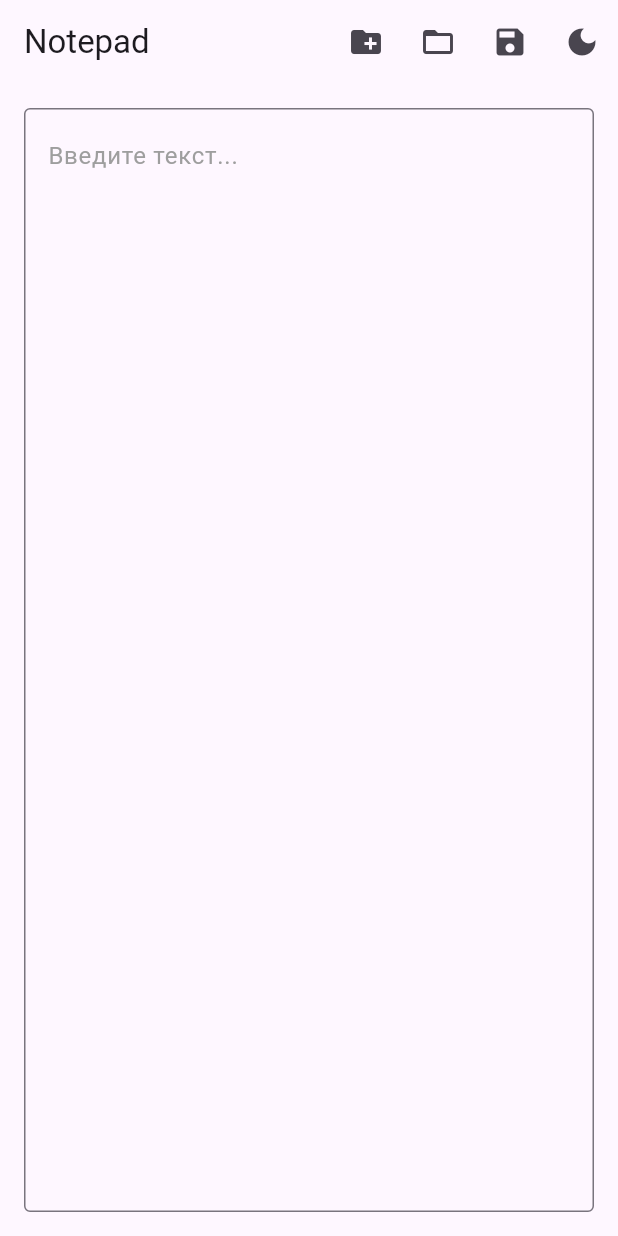
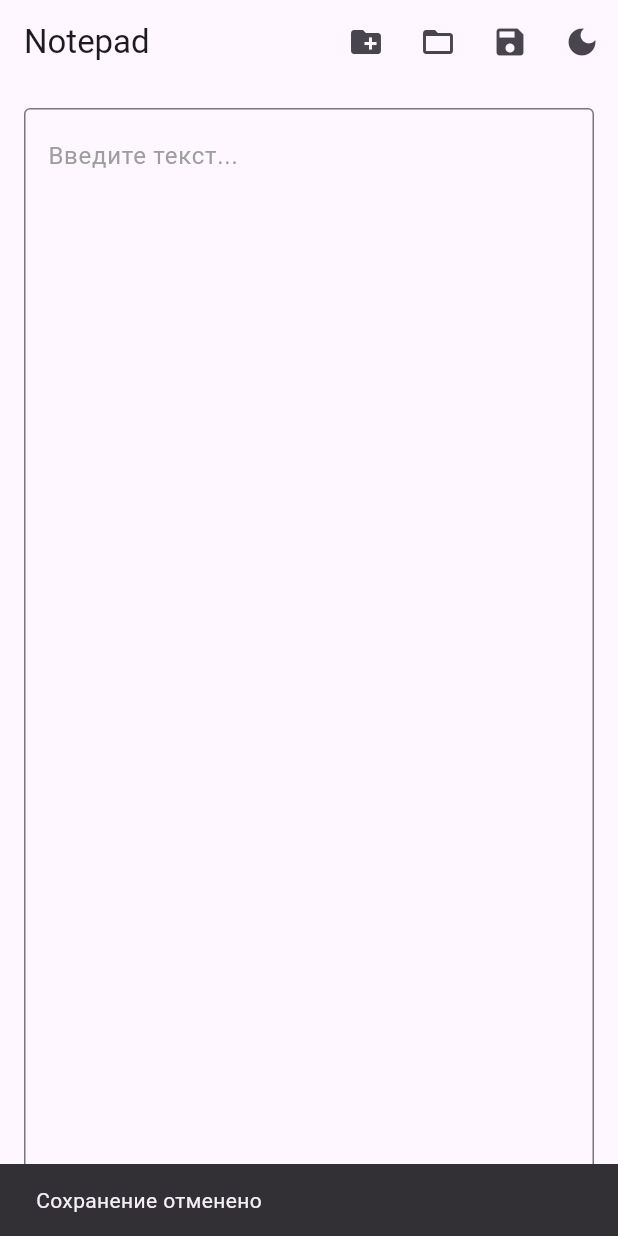
Before and after one commit to eckeriaue/notepad, a Flutter app: the screen it shows after launch, after a tap on the "save" icon, on a phone screen of 412 x 824 dp. Run offline on Flutter 3.47's test engine with Material 3 defaults, Android fonts, the phone set to English and light mode, and no system bars; our stand-ins replace file_picker, permission_handler, shared_preferences.

```diff
--- a/lib/main.dart
+++ b/lib/main.dart
@@ -3,6 +3,7 @@ import 'package:flutter/material.dart';
 import 'package:file_picker/file_picker.dart';
 import 'package:path_provider/path_provider.dart';
 import 'package:shared_preferences/shared_preferences.dart';
+import 'package:permission_handler/permission_handler.dart';
 
 void main() async {
   WidgetsFlutterBinding.ensureInitialized();
@@ -39,7 +40,7 @@ class _MyAppState extends State<MyApp> {
     setState(() {
       _themeMode = newMode;
     });
-    prefs.setBool('isDark', newMode == ThemeMode.dark);
+    await prefs.setBool('isDark', newMode == ThemeMode.dark);
   }
 
   @override
@@ -66,12 +67,98 @@ class _NotepadScreenState extends State<NotepadScreen> {
   String? _currentFilePath;
   String _appTitle = 'Notepad';
 
+  // Проверяем и запрашиваем разрешения для Android
+  Future<bool> _requestStoragePermission() async {
+    if (!Platform.isAndroid) return true; // На macOS и Windows разрешения не нужны
+
+    try {
+      // Для Android < 10 (API 29) запрашиваем Permission.storage
+      if (await Permission.storage.isDenied) {
+        var status = await Permission.storage.request();
+        if (!status.isGranted) {
+          ScaffoldMessenger.of(context).showSnackBar(
+            SnackBar(
+              content: const Text('Разрешение на доступ к хранилищу отклонено'),
+              action: SnackBarAction(
+                label: 'Открыть настройки',
+                onPressed: () => openAppSettings(),
+              ),
+            ),
+          );
+          return false;
+        }
+      }
+
+      // Для Android 11+ (API 30+), если нужен полный доступ
+      if (await Permission.manageExternalStorage.isDenied) {
+        var status = await Permission.manageExternalStorage.request();
+        if (!status.isGranted) {
+          ScaffoldMessenger.of(context).showSnackBar(
+            SnackBar(
+              content: const Text('Разрешение на управление хранилищем отклонено'),
+              action: SnackBarAction(
+                label: 'Открыть настройки',
+                onPressed: () => openAppSettings(),
+              ),
+            ),
+          );
+          return false;
+        }
+      }
+
+      // Для Android 13+ (API 33+), если работаем с медиафайлами
+      if (await Permission.storage.isDenied == false) {
+        var mediaStatus = await Permission.storage.request();
+        if (!mediaStatus.isGranted) {
+          ScaffoldMessenger.of(context).showSnackBar(
+            SnackBar(
+              content: const Text('Разрешение на доступ к медиа отклонено'),
+              action: SnackBarAction(
+                label: 'Открыть настройки',
+                onPressed: () => openAppSettings(),
+              ),
+            ),
+          );
+          return false;
+        }
+      }
+      return true;
+    } catch (e) {
+      ScaffoldMessenger.of(context).showSnackBar(
+        SnackBar(content: Text('Ошибка при запросе разрешений: $e')),
+      );
+      return false;
+    }
+  }
+
+  // Альтернативный метод сохранения в папку приложения (без разрешений)
+  Future<void> _saveFileToAppDir() async {
+    try {
+      final directory = await getApplicationDocumentsDirectory();
+      final file = File('${directory.path}/new_note.txt');
+      await file.writeAsString(_controller.value.text);
+      setState(() {
+        _currentFilePath = file.path;
+        _appTitle = 'Notepad - ${file.uri.pathSegments.last}';
+      });
+      ScaffoldMessenger.of(context).showSnackBar(
+        SnackBar(content: Text('Файл сохранен в ${file.path}')),
+      );
+    } catch (e) {
+      ScaffoldMessenger.of(context).showSnackBar(
+        SnackBar(content: Text('Ошибка при сохранении в папку приложения: $e')),
+      );
+    }
+  }
+
   Future<void> _openFile() async {
+    try {
+      if (!await _requestStoragePermission()) return;
+
       final result = await FilePicker.platform.pickFiles(
         type: FileType.custom,
         allowedExtensions: ['txt'],
       );
-
       if (result != null && result.files.single.path != null) {
         final file = File(result.files.single.path!);
         final content = await file.readAsString();
@@ -80,34 +167,64 @@ class _NotepadScreenState extends State<NotepadScreen> {
           _currentFilePath = result.files.single.path;
           _appTitle = 'Notepad - ${result.files.single.name}';
         });
+        ScaffoldMessenger.of(context).showSnackBar(
+          const SnackBar(content: Text('Файл успешно открыт')),
+        );
+      }
+    } catch (e) {
+      ScaffoldMessenger.of(context).showSnackBar(
+        SnackBar(content: Text('Ошибка при открытии файла: $e')),
+      );
     }
   }
 
   Future<void> _saveFile() async {
+    try {
+      if (!await _requestStoragePermission()) {
+        // Если разрешения не получены, сохраняем в папку приложения
+        await _saveFileToAppDir();
+        return;
+      }
+
       if (_currentFilePath != null) {
-      // Сохраняем в существующий файл
         final file = File(_currentFilePath!);
         await file.writeAsString(_controller.value.text);
+        ScaffoldMessenger.of(context).showSnackBar(
+          const SnackBar(content: Text('Файл успешно сохранен')),
+        );
       } else {
-      // Сохраняем как новый файл
-      final directory = await getApplicationDocumentsDirectory();
-      final defaultPath = '${directory.path}/new_note.txt';
-
-      final savePath = await FilePicker.platform.saveFile(
+        String? savePath = await FilePicker.platform.saveFile(
           dialogTitle: 'Сохранить как',
           fileName: 'new_note.txt',
           type: FileType.custom,
           allowedExtensions: ['txt'],
+          lockParentWindow: true,
         );
 
         if (savePath != null) {
+          if (Platform.isAndroid && !savePath.endsWith('.txt')) {
+            savePath = '$savePath.txt';
+          }
+
           final file = File(savePath);
           await file.writeAsString(_controller.value.text);
           setState(() {
             _currentFilePath = savePath;
             _appTitle = 'Notepad - ${file.uri.pathSegments.last}';
           });
+          ScaffoldMessenger.of(context).showSnackBar(
+            const SnackBar(content: Text('Файл успешно сохранен')),
+          );
+        } else {
+          ScaffoldMessenger.of(context).showSnackBar(
+            const SnackBar(content: Text('Сохранение отменено')),
+          );
         }
+      }
+    } catch (e) {
+      ScaffoldMessenger.of(context).showSnackBar(
+        SnackBar(content: Text('Ошибка при сохранении файла: $e')),
+      );
     }
   }
 
@@ -168,4 +285,10 @@ class _NotepadScreenState extends State<NotepadScreen> {
       ),
     );
   }
+
+  @override
+  void dispose() {
+    _controller.dispose();
+    super.dispose();
   }
+}
--- a/pubspec.yaml
+++ b/pubspec.yaml
@@ -13,6 +13,7 @@ dependencies:
   file_picker: ^10.3.3
   path_provider: ^2.1.1
   shared_preferences: ^2.2.2
+  permission_handler: ^12.0.1
 
 dev_dependencies:
   flutter_test:
```
Also changed, not shown: pubspec.lock, 3 other files. Lines whose indentation alone changed are shown as unchanged.
